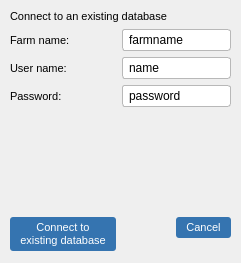
axelande/geodatafarm3, file widgets/connect_to_farm_base.ui: the form before one commit.
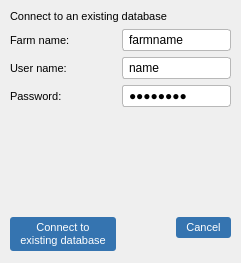
The form after the commit.

```diff
--- a/widgets/connect_to_farm_base.ui
+++ b/widgets/connect_to_farm_base.ui
@@ -222,6 +222,9 @@
       <property name="text">
        <string>password</string>
       </property>
+      <property name="echoMode">
+       <enum>QLineEdit::Password</enum>
+      </property>
      </widget>
     </item>
     <item row="2" column="1">
```
